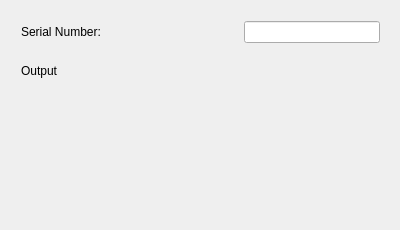
Old version of the form code-reader/code-reader/codereaderwidget.ui in the repository groovytron/cute-lenspics.
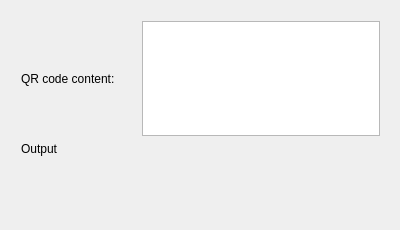
New version of the form.

Commit message: Replaced input field by a multiline field in case other information needed to be extracted

Diff of the .ui file:
```diff
--- a/code-reader/code-reader/codereaderwidget.ui
+++ b/code-reader/code-reader/codereaderwidget.ui
@@ -25,13 +25,13 @@
   <property name="windowTitle">
    <string>CodeReaderWidget</string>
   </property>
-  <widget class="QWidget" name="">
+  <widget class="QWidget" name="layoutWidget">
    <property name="geometry">
     <rect>
      <x>10</x>
      <y>10</y>
      <width>381</width>
-     <height>94</height>
+     <height>157</height>
     </rect>
    </property>
    <layout class="QVBoxLayout" name="verticalLayout">
@@ -40,7 +40,7 @@
       <item>
        <widget class="QLabel" name="seriaNumberLabel">
         <property name="text">
-         <string>Serial Number:</string>
+         <string>QR code content:</string>
         </property>
         <property name="buddy">
          <cstring>serialNumberInput</cstring>
@@ -61,7 +61,7 @@
        </spacer>
       </item>
       <item>
-       <widget class="QLineEdit" name="serialNumberInput"/>
+       <widget class="QPlainTextEdit" name="serialNumberInput"/>
       </item>
      </layout>
     </item>
```
The commit also changes 2 other files.
